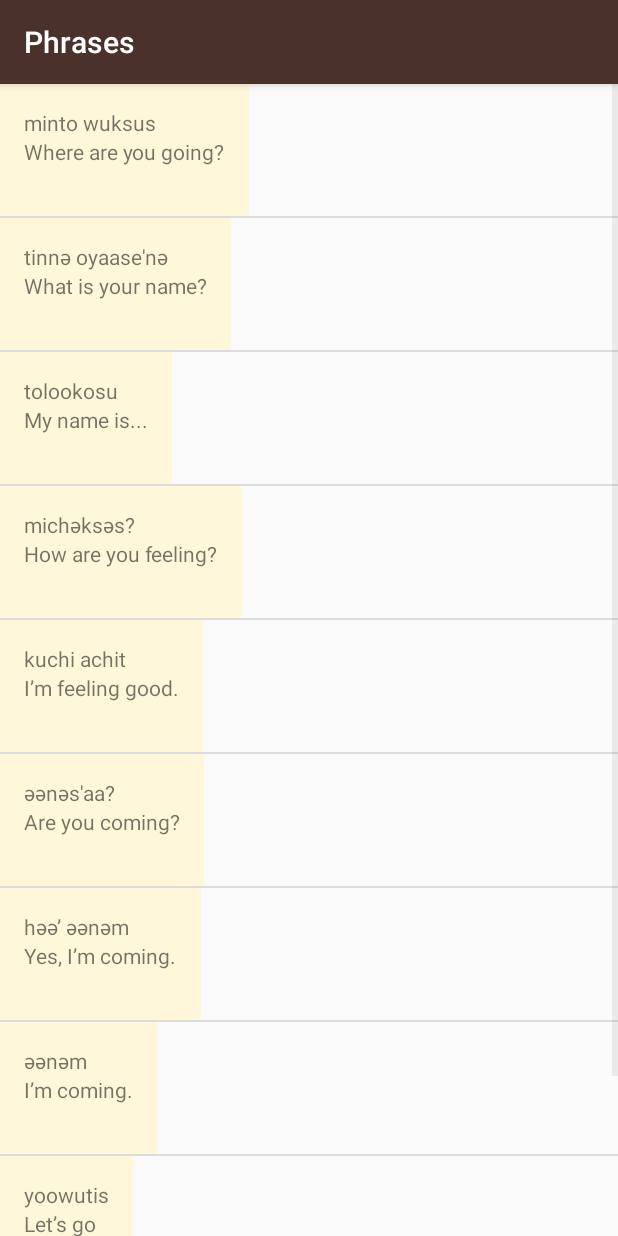
After one commit to KayGraphic/ud839_Miwok-Starter-code, an Android app: the PhrasesActivity screen opened directly, with no data from a screen before it, on a phone screen of 412 x 824 dp. The commit adds this screen. Run offline under Robolectric (Android 15) with nearby library versions, the phone set to English and light mode, and no system bars.

Commit message:
getting closer

```diff
--- a/app/build.gradle
+++ b/app/build.gradle
@@ -2,7 +2,7 @@ apply plugin: 'com.android.application'
 
 android {
     compileSdkVersion 23
-    buildToolsVersion "23.0.2"
+    buildToolsVersion '27.0.3'
 
     defaultConfig {
         applicationId "com.example.android.miwok"
@@ -21,6 +21,7 @@ android {
 
 dependencies {
     compile fileTree(dir: 'libs', include: ['*.jar'])
+    compile 'com.android.support.constraint:constraint-layout:1.1.0'
     testCompile 'junit:junit:4.12'
     compile 'com.android.support:appcompat-v7:23.3.0'
     compile 'com.android.support:support-v4:23.3.0'
--- /dev/null
+++ b/app/src/main/java/com/example/android/miwok/PhrasesActivity.java
@@ -0,0 +1,43 @@
+package com.example.android.miwok;
+
+import android.support.v7.app.AppCompatActivity;
+import android.os.Bundle;
+import android.widget.ListView;
+
+import java.util.ArrayList;
+
+public class PhrasesActivity extends AppCompatActivity {
+
+    @Override
+    protected void onCreate(Bundle savedInstanceState) {
+        super.onCreate(savedInstanceState);
+        setContentView(R.layout.activity_numbers);
+
+
+        // Create an ArrayList of Word objects
+        ArrayList<Word> words = new ArrayList<Word>();
+        words.add(new Word("Where are you going?", "minto wuksus"));
+        words.add(new Word("What is your name?", "tinnә oyaase'nә"));
+        words.add(new Word("My name is...", "tolookosu"));
+        words.add(new Word("How are you feeling?", "michәksәs?"));
+        words.add(new Word("I’m feeling good.", "kuchi achit"));
+        words.add(new Word("Are you coming?", "әәnәs'aa?"));
+        words.add(new Word("Yes, I’m coming.", "hәә’ әәnәm"));
+        words.add(new Word("I’m coming.", "әәnәm"));
+        words.add(new Word("Let’s go", "yoowutis"));
+        words.add(new Word("Come Here", "әnni'nem"));
+
+        // Create an {@link WordAdapter}, whose data source is a list of {@link Word}s. The
+        // adapter knows how to create list items for each item in the list.
+        WordAdapter adapter = new WordAdapter(this, words);
+
+        // Find the {@link ListView} object in the view hierarchy of the {@link Activity}.
+        // There should be a {@link ListView} with the view ID called list, which is declared in the
+        // activity_numbers.xml layout file.
+        ListView listView = (ListView) findViewById(R.id.list);
+
+        // Make the {@link ListView} use the {@link WordAdapter} we created above, so that the
+        // {@link ListView} will display list items for each {@link Word} in the list.
+        listView.setAdapter(adapter);
+    }
+}
--- /dev/null
+++ b/app/src/main/java/com/example/android/miwok/Word.java
@@ -0,0 +1,41 @@
+package com.example.android.miwok;
+
+import android.content.Context;
+
+public class Word {
+    private static final int NO_IMAGE_STATE = -1;
+    private String mdefaultTranslation;
+    private String mMiwokTranslation;
+    private int mImageResourceId = NO_IMAGE_STATE;
+    //the m stands for "member variable"
+
+    public Word(String defaultTranslation, String miwokTranslation) {
+        mdefaultTranslation = defaultTranslation;
+        mMiwokTranslation = miwokTranslation;
+    }
+
+    public Word(String defaultTranslation, String miwokTranslation, int ImageResourceId) {
+        mdefaultTranslation = defaultTranslation;
+        mMiwokTranslation = miwokTranslation;
+        mImageResourceId = ImageResourceId;
+    }
+
+    public String getMdefaultTranslation() {
+        return mdefaultTranslation;
+    }
+
+    public String getmMiwokTranslation() {
+        return mMiwokTranslation;
+    }
+
+    public int getImageResourceId() {
+        return mImageResourceId;
+    }
+
+
+    public boolean hasImage() {
+        return mImageResourceId != NO_IMAGE_STATE;
+
+
+    }
+}
--- /dev/null
+++ b/app/src/main/java/com/example/android/miwok/WordAdapter.java
@@ -0,0 +1,65 @@
+package com.example.android.miwok;
+
+import android.app.Activity;
+import android.support.annotation.NonNull;
+import android.support.annotation.Nullable;
+import android.view.LayoutInflater;
+import android.view.View;
+import android.view.ViewGroup;
+import android.widget.ArrayAdapter;
+import android.widget.ImageView;
+import android.widget.TextView;
+
+import java.util.ArrayList;
+
+public class WordAdapter extends ArrayAdapter<Word> {
+    public WordAdapter(Activity context, ArrayList<Word> words) {
+        // Here, we initialize the ArrayAdapter's internal storage for the context and the list.
+        // the second argument is used when the ArrayAdapter is populating a single TextView.
+        // Because this is a custom adapter for two TextViews and an ImageView, the adapter is not
+        // going to use this second argument, so it can be any value. Here, we used 0.
+        super(context, 0, words);
+    }
+
+    @Override
+    public View getView(int position, View convertView, ViewGroup parent) {
+        // Check if the existing view is being reused, otherwise inflate the view
+        View listItemView = convertView;
+        if (listItemView == null) {
+            listItemView = LayoutInflater.from(getContext()).inflate(
+                    R.layout.list_item, parent, false);
+        }
+
+        // Get the {@link Word} object located at this position in the list
+        Word currentWord = getItem(position);
+
+        // Find the TextView in the list_item.xml layout with the ID version_name
+        TextView MiwokTextView = (TextView) listItemView.findViewById(R.id.miwok_text);
+        // Get the version name from the current Word object and
+        // set this text on the name TextView
+        MiwokTextView.setText(currentWord.getmMiwokTranslation());
+
+        // Find the TextView in the list_item.xml layout with the ID version_number
+        TextView DefaultTextView = (TextView) listItemView.findViewById(R.id.default_text);
+        // Get the version number from the current Word object and
+        // set this text on the number TextView
+        DefaultTextView.setText(currentWord.getMdefaultTranslation());
+
+        // Find the ImageView in the list_item.xml layout with the ID image.
+        ImageView imageView = (ImageView) listItemView.findViewById(R.id.image);
+        // Check if an image is provided for this word or not
+        if (currentWord.hasImage()) {
+            // If an image is available, display the provided image based on the resource ID
+            imageView.setImageResource(currentWord.getImageResourceId());
+            // Make sure the view is visible
+            imageView.setVisibility(View.VISIBLE);
+        } else {
+            // Otherwise hide the ImageView (set visibility to GONE)
+            imageView.setVisibility(View.GONE);
+        }
+
+        // Return the whole list item layout (containing 2 TextViews) so that it can be shown in
+        // the ListView.
+        return listItemView;
+    }
+}
--- /dev/null
+++ b/app/src/main/res/layout/activity_numbers.xml
@@ -0,0 +1,9 @@
+<?xml version="1.0" encoding="utf-8"?>
+
+<ListView xmlns:android="http://schemas.android.com/apk/res/android"
+    xmlns:tools="http://schemas.android.com/tools"
+    android:id="@+id/list"
+    android:layout_width="match_parent"
+    android:layout_height="match_parent"
+    android:orientation="vertical"
+    tools:context="com.example.android.miwok.NumbersActivity" />
--- /dev/null
+++ b/app/src/main/res/layout/list_item.xml
@@ -0,0 +1,44 @@
+<?xml version="1.0" encoding="utf-8"?>
+<LinearLayout xmlns:android="http://schemas.android.com/apk/res/android"
+    xmlns:tools="http://schemas.android.com/tools"
+    android:layout_width="match_parent"
+    android:layout_height="match_parent"
+    android:orientation="vertical">
+
+
+    <LinearLayout
+        android:layout_width="wrap_content"
+        android:layout_height="wrap_content"
+        android:background="@color/tan_background"
+        android:minHeight="@dimen/list_item_height"
+        android:orientation="horizontal"
+        android:padding="16dp">
+
+        <ImageView
+            android:id="@+id/image"
+            android:layout_width="@dimen/list_item_height"
+            android:layout_height="@dimen/list_item_height" />
+
+        <LinearLayout
+
+            android:layout_width="wrap_content"
+            android:layout_height="wrap_content"
+            android:orientation="vertical">
+
+            <TextView
+                android:id="@+id/miwok_text"
+                android:layout_width="match_parent"
+                android:layout_height="wrap_content"
+                tools:text="Miwok Text" />
+
+            <TextView
+                android:id="@+id/default_text"
+                android:layout_width="match_parent"
+                android:layout_height="wrap_content"
+                tools:text="Default Text" />
+
+        </LinearLayout>
+
+    </LinearLayout>
+
+</LinearLayout>
--- a/build.gradle
+++ b/build.gradle
@@ -3,9 +3,10 @@
 buildscript {
     repositories {
         jcenter()
+        google()
     }
     dependencies {
-        classpath 'com.android.tools.build:gradle:2.1.0'
+        classpath 'com.android.tools.build:gradle:3.1.0'
 
         // NOTE: Do not place your application dependencies here; they belong
         // in the individual module build.gradle files
@@ -15,6 +16,7 @@ buildscript {
 allprojects {
     repositories {
         jcenter()
+        google()
     }
 }
 
```
Also changed, not shown: app/src/main/AndroidManifest.xml (+17 -2 lines), app/src/main/java/com/example/android/miwok/ColorsACtivity.java (added, +41 -0 lines), app/src/main/java/com/example/android/miwok/FamilyActivity.java (added, +41 -0 lines), app/src/main/java/com/example/android/miwok/MainActivity.java (+44 -0 lines), app/src/main/java/com/example/android/miwok/NumbersActivity.java (added, +58 -0 lines), app/src/main/res/layout/activity_main.xml (+5 -17 lines), app/src/main/res/values/dimen.xml (renamed from app/src/main/res/values-w820dp/dimens.xml, +5 -7 lines), app/src/main/res/values/dimens.xml (deleted, +0 -21 lines), gradle/wrapper/gradle-wrapper.properties.
